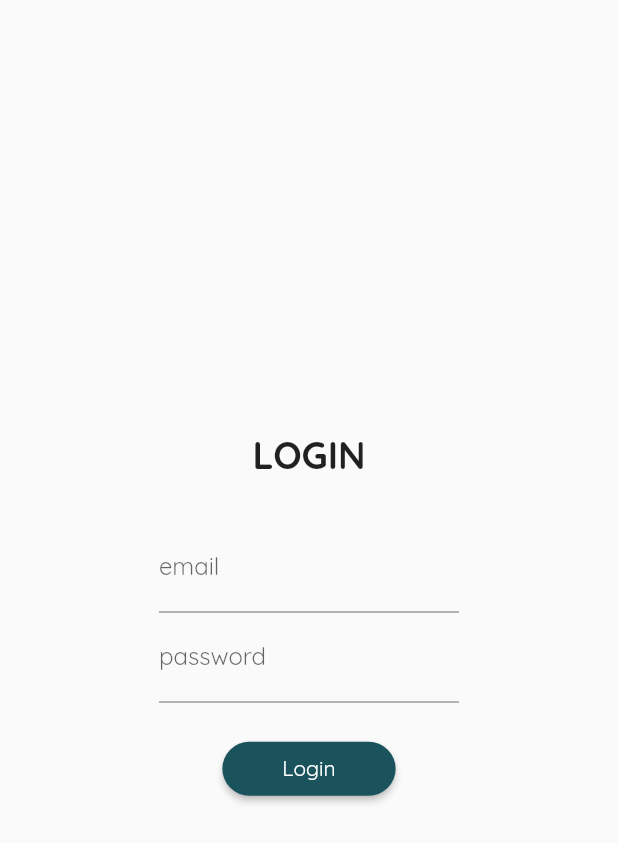
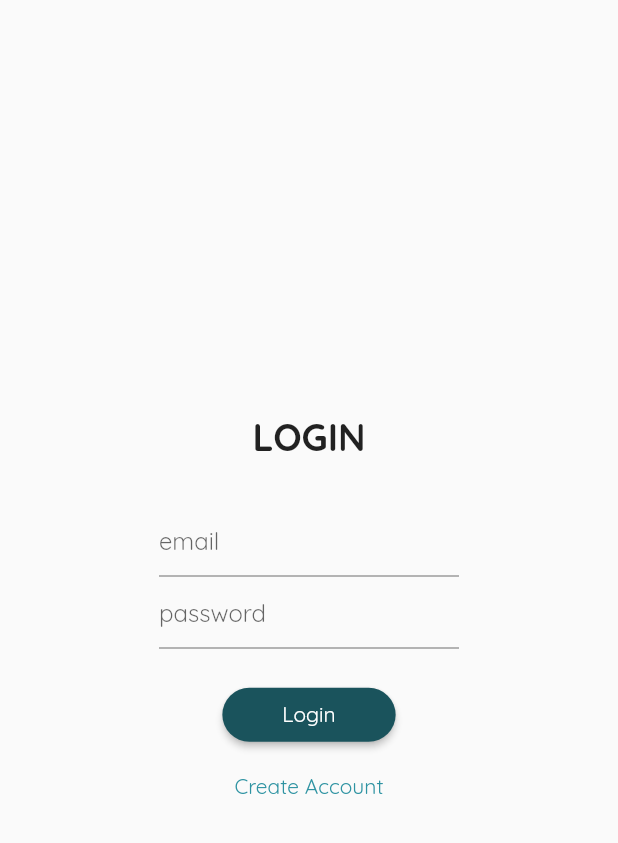
Before and after one commit to assanbayg/path_intern_mobile, a Flutter app: the screen it shows after launch, on a phone screen of 412 x 824 dp. Shown: the top 843 px of the screen. Run offline on Flutter 3.47's test engine with Material 2 defaults, Android fonts, the light colour scheme and no system bars; our stand-ins replace firebase_auth, firebase_core; accounts and stored records are empty.

Commit message:
Add Firebase Authentication

```diff
--- a/lib/main.dart
+++ b/lib/main.dart
@@ -1,17 +1,21 @@
 /*
   Need to fix SeachPage: to split search.dart into widgets and keep search function
-  Authentication
   Resume
   Filters
 
   Messenger
 */
 
+import 'package:firebase_core/firebase_core.dart';
 import 'package:flutter/material.dart';
 import 'screens/home/home.dart';
-import 'screens/login/login.dart';
+import 'screens/authentication/login.dart';
 
-void main() => runApp(App());
+void main() async {
+  WidgetsFlutterBinding.ensureInitialized();
+  await Firebase.initializeApp();
+  runApp(App());
+}
 
 class App extends StatelessWidget {
   @override
@@ -19,6 +23,15 @@ class App extends StatelessWidget {
   final ThemeData theme = ThemeData(
     primaryColor: Color.fromARGB(255, 26, 83, 92),
     fontFamily: 'Quicksand',
+    elevatedButtonTheme: ElevatedButtonThemeData(
+      style: ElevatedButton.styleFrom(
+        padding: EdgeInsets.symmetric(horizontal: 16),
+        shape: const RoundedRectangleBorder(
+          borderRadius: BorderRadius.all(Radius.circular(15)),
+        ),
+        textStyle: TextStyle(fontFamily: 'Quicksand'),
+      ),
+    ),
   );
   final secondaryColor = Color.fromARGB(255, 254, 197, 12);
   Widget build(BuildContext context) {
--- /dev/null
+++ b/lib/screens/authentication/login.dart
@@ -0,0 +1,96 @@
+import 'package:flutter/material.dart';
+
+import '../home/home.dart';
+import 'auth_services.dart';
+import 'create_account.dart';
+
+class LoginPage extends StatefulWidget {
+  @override
+  State<LoginPage> createState() => _LoginPageState();
+}
+
+class _LoginPageState extends State<LoginPage> {
+  final TextEditingController _emailController = TextEditingController();
+  final TextEditingController _passwordController = TextEditingController();
+  @override
+  Widget build(BuildContext context) {
+    return Scaffold(
+      body: SafeArea(
+        child: Center(
+          child: Column(
+            mainAxisSize: MainAxisSize.min,
+            children: [
+              const Text(
+                'LOGIN',
+                style: TextStyle(
+                  fontWeight: FontWeight.bold,
+                  fontSize: 25,
+                ),
+              ),
+              SizedBox(height: 30),
+              SizedBox(
+                width: 200,
+                child: TextField(
+                  controller: _emailController,
+                  decoration: const InputDecoration(hintText: 'email'),
+                ),
+              ),
+              SizedBox(
+                width: 200,
+                child: TextField(
+                  controller: _passwordController,
+                  obscureText: true,
+                  decoration: const InputDecoration(hintText: 'password'),
+                ),
+              ),
+              SizedBox(height: 20),
+              ElevatedButton(
+                child: Text('Login'),
+                style: ElevatedButton.styleFrom(
+                  backgroundColor: Theme.of(context).primaryColor,
+                  padding:
+                      EdgeInsets.only(left: 40, right: 40, top: 5, bottom: 5),
+                  shape: RoundedRectangleBorder(
+                      borderRadius: BorderRadius.circular(20)),
+                ),
+                onPressed: () async {
+                  final message = await AuthService().login(
+                    email: _emailController.text,
+                    password: _passwordController.text,
+                  );
+                  if (message!.contains('Success')) {
+                    Navigator.of(context).pushReplacement(
+                      MaterialPageRoute(
+                        builder: (context) => HomePage(),
+                      ),
+                    );
+                  }
+                  ScaffoldMessenger.of(context).showSnackBar(
+                    SnackBar(
+                      content: Text(message),
+                    ),
+                  );
+                },
+              ),
+              TextButton(
+                onPressed: () {
+                  Navigator.of(context).push(
+                    MaterialPageRoute(
+                      builder: (context) => const CreateAccount(),
+                    ),
+                  );
+                },
+                child: const Text(
+                  'Create Account',
+                  style: TextStyle(
+                    color: Color.fromARGB(255, 46, 147, 162),
+                  ),
+                ),
+              ),
+            ],
+          ),
+        ),
+      ),
+    );
+  }
+}
--- a/lib/screens/login/login.dart
+++ /dev/null
@@ -1,64 +0,0 @@
-import 'package:flutter/material.dart';
-
-import '../home/home.dart';
-
-class LoginPage extends StatefulWidget {
-  @override
-  State<LoginPage> createState() => _LoginPageState();
-}
-
-class _LoginPageState extends State<LoginPage> {
-  @override
-  Widget build(BuildContext context) {
-    return Scaffold(
-      body: SafeArea(
-        child: Center(
-          child: Column(
-            mainAxisSize: MainAxisSize.min,
-            children: [
-              Text(
-                'LOGIN',
-                style: TextStyle(
-                  fontWeight: FontWeight.bold,
-                  fontSize: 25,
-                ),
-              ),
-              SizedBox(height: 30),
-              Container(
-                width: 200,
-                child: TextField(
-                  decoration: InputDecoration(
-                    labelText: 'email',
-                  ),
-                ),
-              ),
-              Container(
-                width: 200,
-                child: TextField(
-                  obscureText: true,
-                  decoration: InputDecoration(
-                    labelText: 'password',
-                  ),
-                ),
-              ),
-              SizedBox(height: 20),
-              ElevatedButton(
-                  child: Text('Login'),
-                  style: ElevatedButton.styleFrom(
-                    backgroundColor: Theme.of(context).primaryColor,
-                    padding:
-                        EdgeInsets.only(left: 40, right: 40, top: 5, bottom: 5),
-                    shape: RoundedRectangleBorder(
-                        borderRadius: BorderRadius.circular(20)),
-                  ),
-                  onPressed: () {
-                    Navigator.of(context).push(
-                        MaterialPageRoute(builder: (context) => HomePage()));
-                  }),
-            ],
-          ),
-        ),
-      ),
-    );
-  }
-}
--- a/lib/widgets/notifications.dart
+++ b/lib/widgets/notifications.dart
@@ -1,7 +1,10 @@
 import 'package:flutter/material.dart';
 
 class Notifications extends StatelessWidget {
-  final notificationsList = <String>['not1', 'not2', 'not3'];
+  final notificationsList = <String>[
+    'Ваша заявка рассматривается!',
+    'Вы отправили свою заявку!'
+  ];
 
   @override
   Widget build(BuildContext context) {
--- a/pubspec.yaml
+++ b/pubspec.yaml
@@ -36,6 +36,8 @@ dependencies:
   # The following adds the Cupertino Icons font to your application.
   # Use with the CupertinoIcons class for iOS style icons.
   cupertino_icons: ^1.0.2
+  firebase_core: ^2.4.0
+  firebase_auth: ^4.2.1
 
 dev_dependencies:
   flutter_test:
```
Also changed, not shown: lib/models/intership.dart (+18 -20 lines), lib/screens/authentication/auth_services.dart (added, +49 -0 lines), lib/screens/authentication/create_account.dart (added, +81 -0 lines), lib/screens/home/home.dart (+0 -14 lines), lib/screens/home/widgets/home_app_bar.dart (+13 -1 lines), lib/screens/internship_detail.dart (+7 -1 lines), assets/almaty.png (added), assets/image.png, lib/screens/authentication/firebase_options.dart (added), pubspec.lock, 8 other files.
